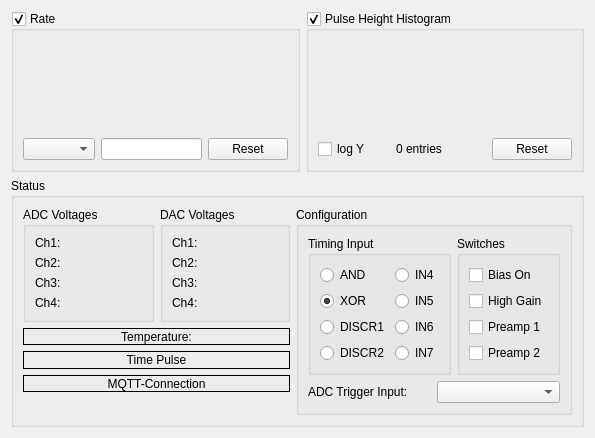
MuonPi/muondetector, file gui/src/status.ui: the form before one commit.
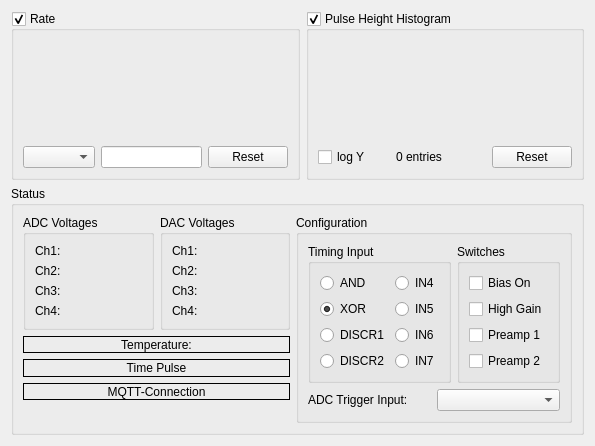
The form after the commit. Custom widgets are drawn as their Qt base class.

Commit message: modified the widget layouts and sizes slightly to allow for a slightly smaller window height

```diff
--- a/gui/src/status.ui
+++ b/gui/src/status.ui
@@ -7,7 +7,7 @@
     <x>0</x>
     <y>0</y>
     <width>595</width>
-    <height>438</height>
+    <height>446</height>
    </rect>
   </property>
   <property name="sizePolicy">
```
The commit also changes 9 other files.
